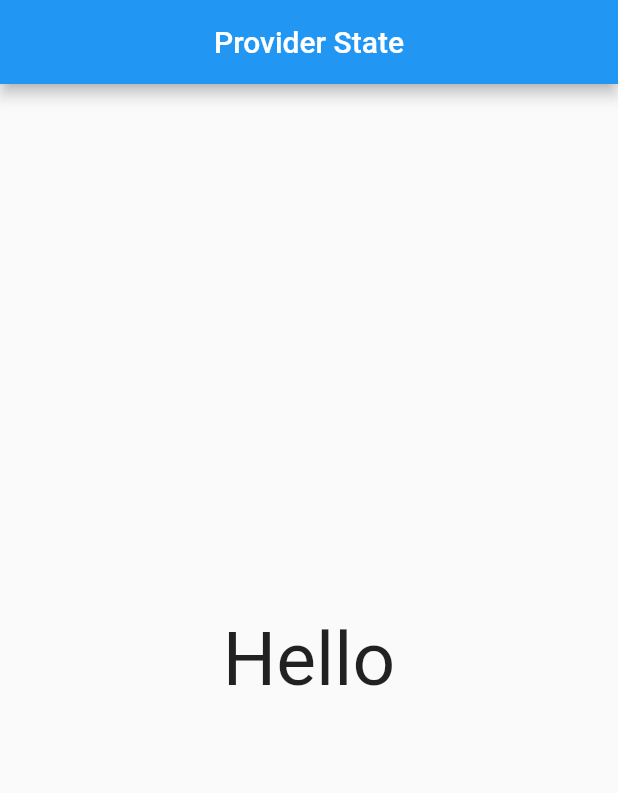
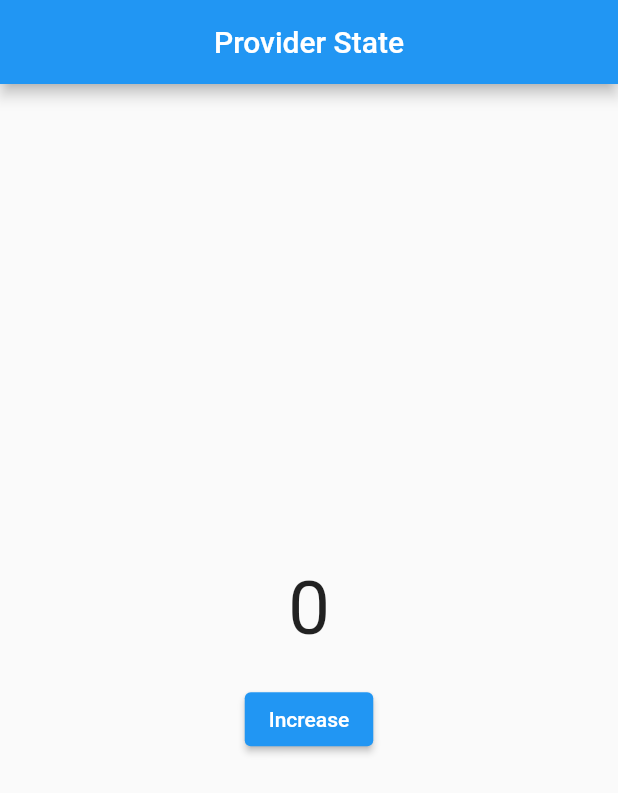
Before and after one commit to Tolulope05/Provider_MVVM_state_mgt, a Flutter app: the screen it shows after launch, on a phone screen of 412 x 824 dp. Shown: the top 793 px of the screen. Run offline on Flutter 3.47's test engine with Material 2 defaults, Android fonts, the phone set to English and light mode, and no system bars.

Commit message:
used provider to rebuild

```diff
--- a/lib/main.dart
+++ b/lib/main.dart
@@ -1,8 +1,8 @@
-import 'dart:ui';
+import 'package:flutter/material.dart';
+import 'package:flutter_provider_mvvm_state_mgt/provider/count_provider.dart';
+import 'package:provider/provider.dart';
 
-import 'package:flutter/material.dart';
-
-import 'screens/home_screen.dart';
+import 'screens/count_example_provider.dart';
 
 void main() {
   runApp(const MyApp());
@@ -13,13 +13,16 @@ class MyApp extends StatelessWidget {
 
   @override
   Widget build(BuildContext context) {
-    return MaterialApp(
-      title: 'State Management',
-      debugShowCheckedModeBanner: false,
-      theme: ThemeData(
-        primarySwatch: Colors.blue,
+    return ChangeNotifierProvider(
+      create: (_) => CountProvider(),
+      child: MaterialApp(
+        title: 'State Management',
+        debugShowCheckedModeBanner: false,
+        theme: ThemeData(
+          primarySwatch: Colors.blue,
+        ),
+        home: const CountExampleProvider(),
       ),
-      home: const HomeScreen(),
     );
   }
 }
--- /dev/null
+++ b/lib/provider/count_provider.dart
@@ -0,0 +1,12 @@
+import 'package:flutter/foundation.dart';
+// import 'package:provider/provider.dart';
+
+class CountProvider with ChangeNotifier {
+  int _count = 0;
+  int get count => _count;
+
+  void updateCount() {
+    _count++;
+    notifyListeners();
+  }
+}
--- /dev/null
+++ b/lib/screens/count_example_provider.dart
@@ -0,0 +1,40 @@
+import 'package:flutter/material.dart';
+import 'package:provider/provider.dart';
+
+import '../provider/count_provider.dart';
+
+class CountExampleProvider extends StatelessWidget {
+  const CountExampleProvider({Key? key}) : super(key: key);
+
+  @override
+  Widget build(BuildContext context) {
+    final countProvider = Provider.of<CountProvider>(context);
+    print("There is a rebuild");
+
+    return Scaffold(
+      appBar: AppBar(
+        title: const Text("Provider State"),
+        centerTitle: true,
+      ),
+      body: Column(
+        crossAxisAlignment: CrossAxisAlignment.center,
+        mainAxisAlignment: MainAxisAlignment.center,
+        children: <Widget>[
+          Center(
+            child: Text(
+              countProvider.count.toString(),
+              style: const TextStyle(fontSize: 50),
+            ),
+          ),
+          const SizedBox(
+            height: 20,
+          ),
+          ElevatedButton(
+            onPressed: () => countProvider.updateCount(),
+            child: Text("Increase"),
+          ),
+        ],
+      ),
+    );
+  }
+}
--- a/lib/screens/home_screen.dart
+++ /dev/null
@@ -1,28 +0,0 @@
-import 'package:flutter/material.dart';
-
-class HomeScreen extends StatelessWidget {
-  const HomeScreen({Key? key}) : super(key: key);
-
-  @override
-  Widget build(BuildContext context) {
-    print("Build");
-    return Scaffold(
-      appBar: AppBar(
-        title: const Text("Provider State"),
-        centerTitle: true,
-      ),
-      body: Column(
-        crossAxisAlignment: CrossAxisAlignment.center,
-        mainAxisAlignment: MainAxisAlignment.center,
-        children: const <Widget>[
-          Center(
-            child: Text(
-              "Hello",
-              style: TextStyle(fontSize: 50),
-            ),
-          )
-        ],
-      ),
-    );
-  }
-}
```
